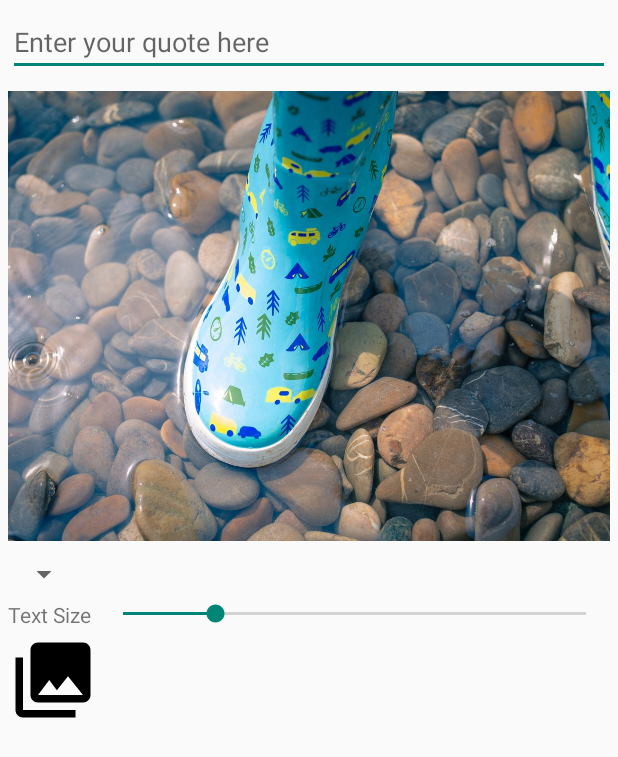
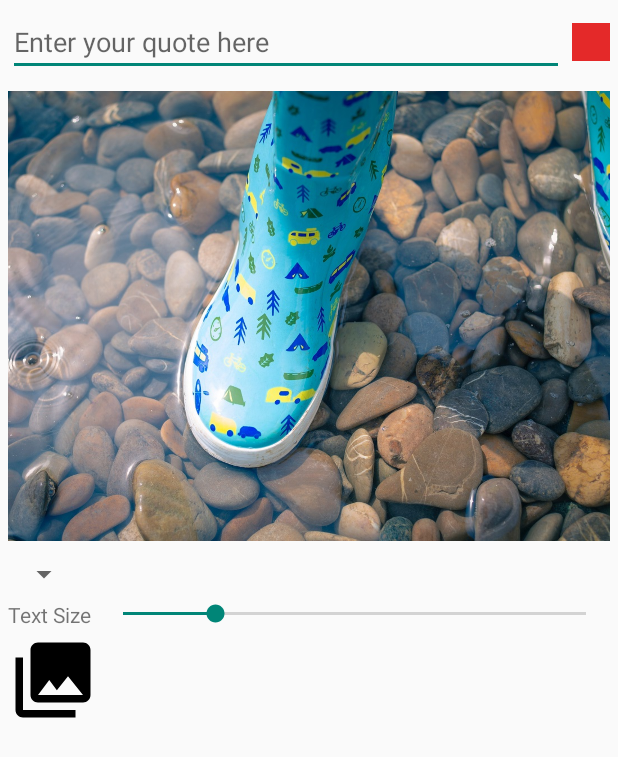
Before and after one commit to georgeben/Quote-Me, an Android app: the layout activity_new_quote.xml on its own in the app's theme, with its tools: preview values and no code run, on a phone screen of 412 x 824 dp. Shown: the top 757 px of the screen. Run offline under Robolectric (Android 15) with nearby library versions, the phone set to English and light mode, and no system bars.

Commit message:
Added colour picker dialog

```diff
--- a/app/src/main/res/layout/activity_new_quote.xml
+++ b/app/src/main/res/layout/activity_new_quote.xml
@@ -12,7 +12,20 @@
         android:layout_height="wrap_content"
         android:id="@+id/newQuoteEditText"
         android:hint="Enter your quote here"
-        android:maxLines="2"/>
+        android:maxLines="1"
+        android:layout_toLeftOf="@id/colourPicker"/>
+
+    <ImageView
+        android:layout_width="25dp"
+        android:layout_height="25dp"
+        android:id="@+id/colourPicker"
+        android:layout_alignParentEnd="true"
+        android:layout_alignParentRight="true"
+        android:background="@color/red"
+        android:layout_alignTop="@id/newQuoteEditText"
+        android:layout_marginLeft="5dp"
+        android:layout_marginTop="10dp"
+        android:onClick="changeTextColour"/>
 
     <RelativeLayout
         android:layout_width="wrap_content"
```
Also changed, not shown: app/src/main/java/com/kurobarabenjamingeorge/quoteme/NewQuoteActivity.java (+37 -2 lines), app/src/main/java/com/kurobarabenjamingeorge/quoteme/adapter/TextColourAdapter.java (added, +65 -0 lines), app/src/main/res/layout/colour_chooser_dialog.xml (added, +23 -0 lines), app/src/main/res/layout/colour_item_view.xml (added, +13 -0 lines).
